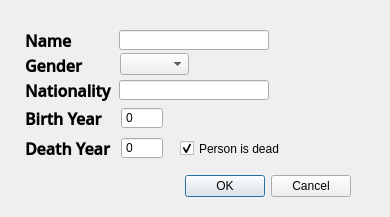
Above: personDialog.ui from annakrih/T113VLN1-3 before the change. Below: the same form after it.
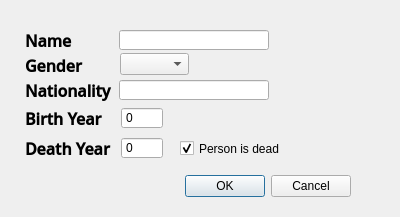
That is the form after the change.

Commit message: person is dead sjáist

The edit to the form file:
```diff
--- a/personDialog.ui
+++ b/personDialog.ui
@@ -6,7 +6,7 @@
    <rect>
     <x>0</x>
     <y>0</y>
-    <width>390</width>
+    <width>400</width>
     <height>217</height>
    </rect>
   </property>
@@ -222,7 +222,7 @@
     <rect>
      <x>180</x>
      <y>140</y>
-     <width>101</width>
+     <width>111</width>
      <height>17</height>
     </rect>
    </property>
```
